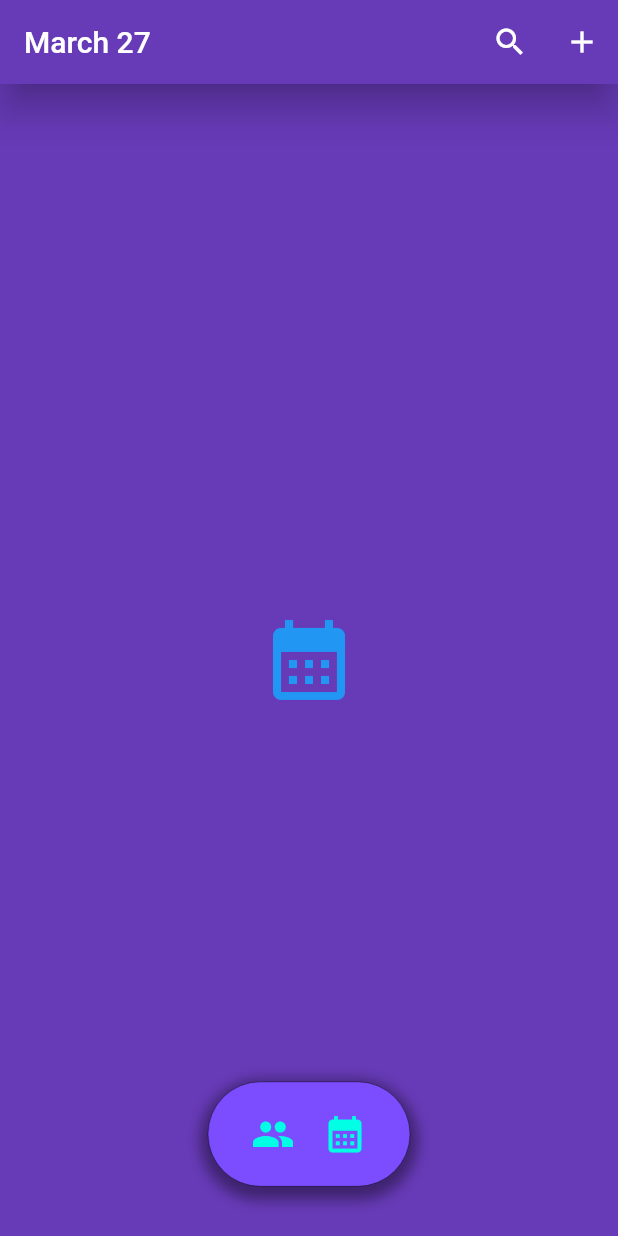
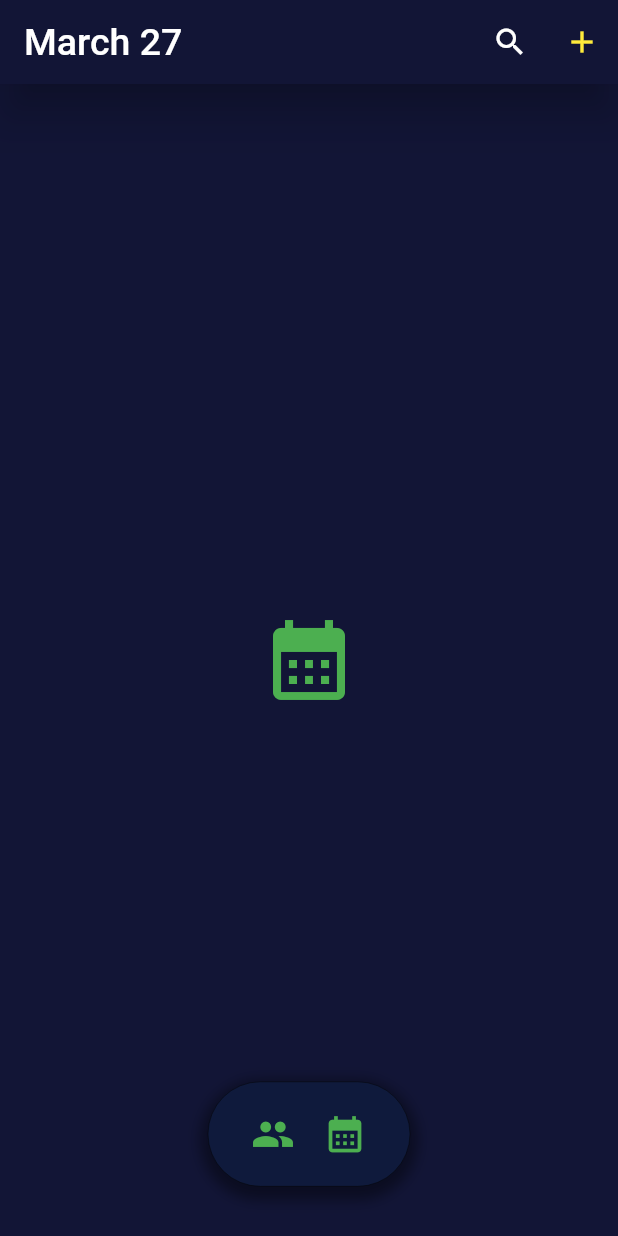
Before and after one commit to UPEI-Android/groupproject-dream_work, a Flutter app: the screen it shows after launch, after a tap on the "calendar month" icon, on a phone screen of 412 x 824 dp. Run offline on Flutter 3.47's test engine with Material 2 defaults, Android fonts, the phone set to English and light mode, and no system bars; our stand-ins replace equatable, flutter_slidable; Roboto replaces fonts that are missing (Nunito).

Commit message:
UPDATE: color scheme

```diff
--- a/dream_work/lib/main.dart
+++ b/dream_work/lib/main.dart
@@ -15,8 +15,8 @@ class MyApp extends StatelessWidget {
       debugShowCheckedModeBanner: false,
       title: 'Dream Work',
       theme: ThemeData(
-        primarySwatch: Colors.deepPurple,
-        scaffoldBackgroundColor: Colors.deepPurple,
+        primarySwatch: colorCustom,
+        scaffoldBackgroundColor: colorCustom,
         fontFamily: 'Nunito',
       ),
       initialRoute: HomeScreen.routeName,
@@ -28,3 +28,18 @@ class MyApp extends StatelessWidget {
     );
   }
 }
+
+Map<int, Color> customColor = {
+  50: const Color.fromARGB(25, 12, 15, 33),
+  100: const Color.fromARGB(50, 12, 15, 33),
+  200: const Color.fromARGB(75, 12, 15, 33),
+  300: const Color.fromARGB(100, 12, 15, 33),
+  400: const Color.fromARGB(125, 12, 15, 33),
+  500: const Color.fromARGB(150, 12, 15, 33),
+  600: const Color.fromARGB(175, 12, 15, 33),
+  700: const Color.fromARGB(200, 12, 15, 33),
+  800: const Color.fromARGB(225, 12, 15, 33),
+  900: const Color.fromARGB(255, 12, 15, 33),
+};
+
+MaterialColor colorCustom = MaterialColor(0xFF121536, customColor);
--- a/dream_work/lib/screens/home_screen.dart
+++ b/dream_work/lib/screens/home_screen.dart
@@ -32,7 +32,7 @@ class _HomeScreenState extends State<HomeScreen>
 
   static const _tabPages = <Widget>[
     TeamTag(),
-    Center(child: Icon(Icons.calendar_month, size: 64.0, color: Colors.blue)),
+    Center(child: Icon(Icons.calendar_month, size: 64.0, color: Colors.green)),
   ];
 
   @override
@@ -71,8 +71,8 @@ class _HomeScreenState extends State<HomeScreen>
 }
 
 PreferredSizeWidget _appbar() => AppBar(
-      title: Text(_date4today()),
-      elevation: 10,
+      title: Text(_date4today(), style: const TextStyle(fontSize: 25)),
+      elevation: 12,
       actions: [
         IconButton(
           icon: const Icon(Icons.search),
@@ -82,6 +82,7 @@ PreferredSizeWidget _appbar() => AppBar(
         ),
         IconButton(
           icon: const Icon(Icons.add),
+          color: Colors.yellow,
           onPressed: () {
             // todo add a real action for add
           },
--- a/dream_work/lib/widgets/navbar.dart
+++ b/dream_work/lib/widgets/navbar.dart
@@ -26,7 +26,7 @@ class NavBar extends StatelessWidget {
 /// A container hold the [homeButton], [teamButton] and [calendarButton].
 Widget _buttonHolder({required TabController tabController}) => Container(
       decoration: BoxDecoration(
-        color: Colors.deepPurpleAccent,
+        color: const Color.fromARGB(255, 15, 26, 60),
         borderRadius: const BorderRadius.all(
           Radius.circular(50),
         ),
@@ -72,11 +72,8 @@ Widget _navButton({
     IconButton(
       icon: icon,
       iconSize: 29,
-      color: const Color.fromARGB(255, 0, 255, 229),
+      color: Colors.green,
       onPressed: () {
         tabController.animateTo(index);
-
-        IndividualFetcher().fetchAll();
-        IndividualFetcher().fetchById(tid: 'test1');
       },
     );
--- a/dream_work/lib/widgets/tag.dart
+++ b/dream_work/lib/widgets/tag.dart
@@ -21,7 +21,7 @@ class Tag extends StatelessWidget {
       height: height,
       decoration: BoxDecoration(
         borderRadius: BorderRadius.circular(5),
-        color: Colors.deepPurpleAccent,
+        color: const Color.fromARGB(255, 16, 28, 65),
         boxShadow: [
           BoxShadow(
             color: Colors.black.withOpacity(0.4),
--- a/dream_work/lib/widgets/teamtag.dart
+++ b/dream_work/lib/widgets/teamtag.dart
@@ -20,7 +20,7 @@ class TeamTag extends StatelessWidget {
           );
         },
         child: Padding(
-          padding: const EdgeInsets.only(left: 15, right: 15, top: 6),
+          padding: const EdgeInsets.only(left: 15, right: 15, top: 10),
           child: Tag(
             title: demo[index],
             isDone: false,
```
Also changed, not shown: dream_work/lib/domain/fetcher/fetcher.dart (+58 -1 lines), dream_work/lib/domain/fetcher/individual_fetcher.dart (deleted, +0 -58 lines).
